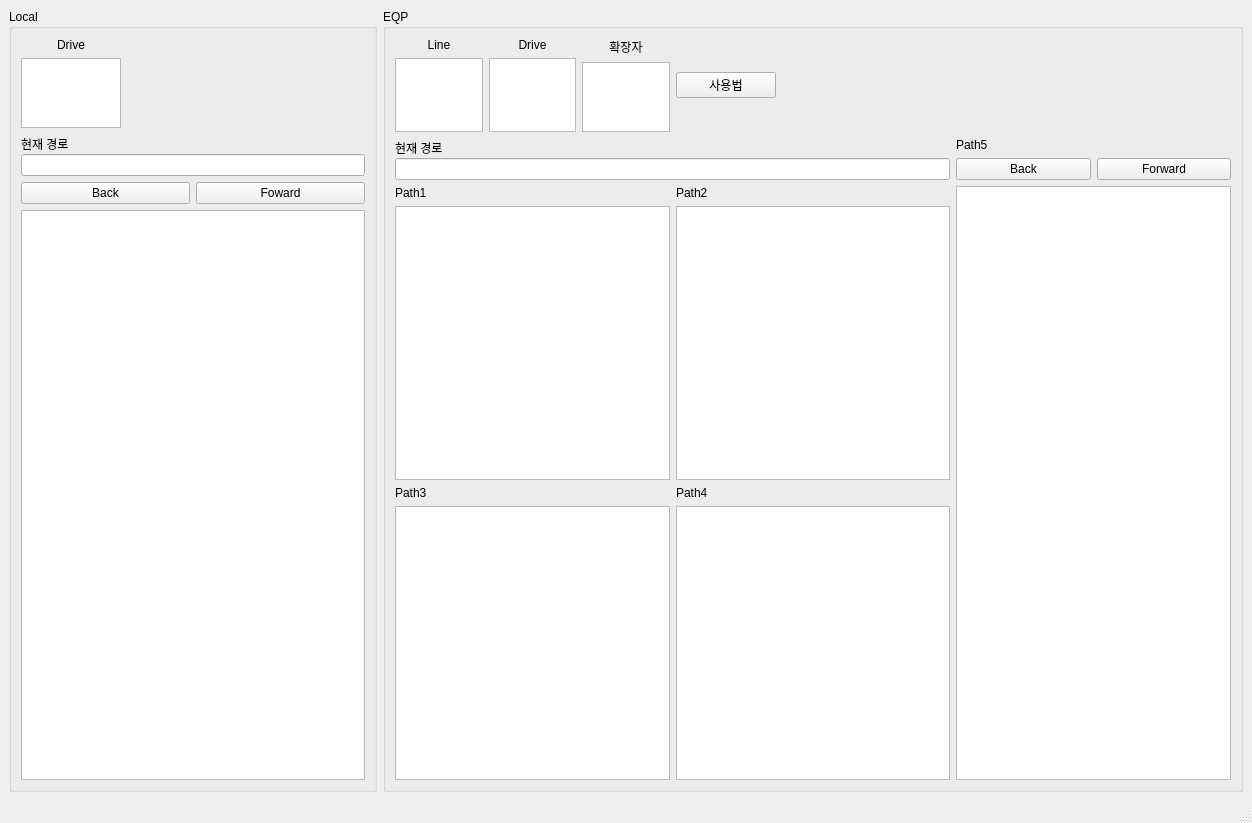
junlee11/Load_Spectrum, file Load_Main.ui: the form before one commit.
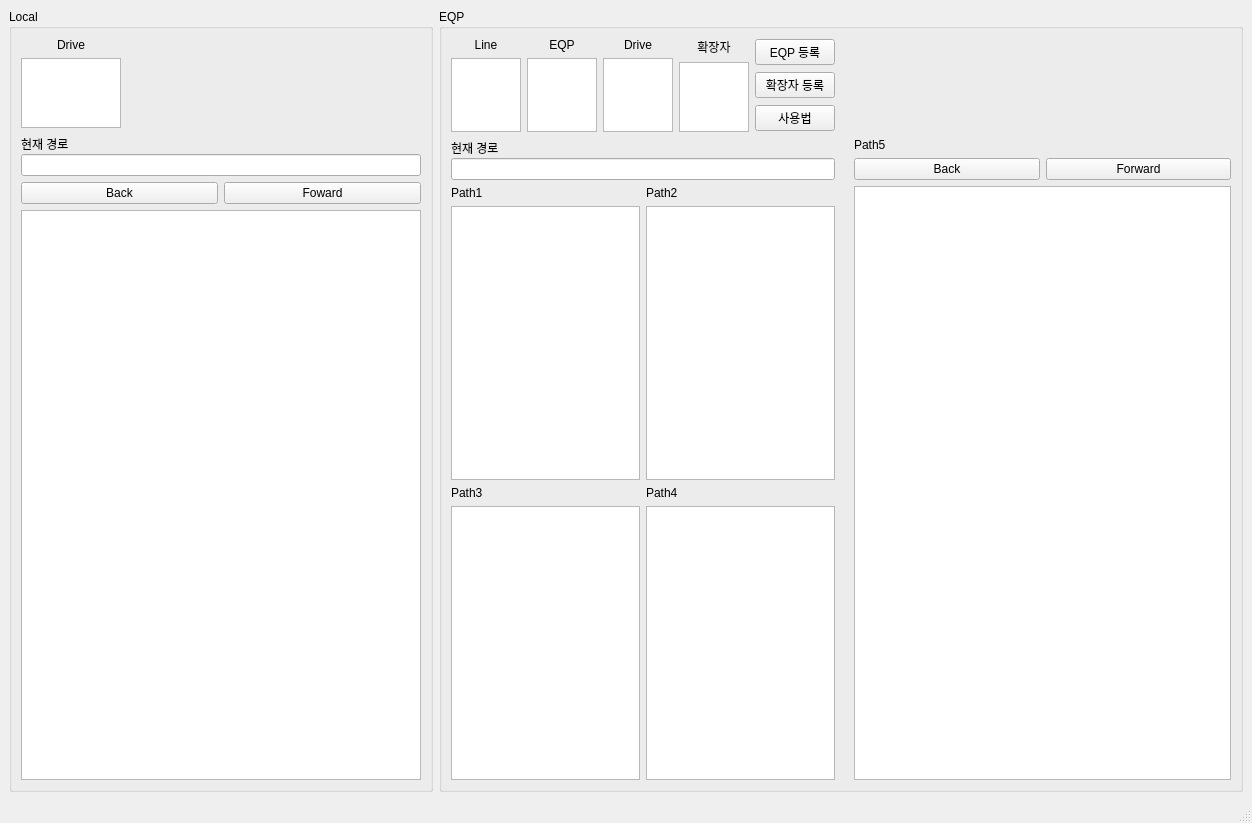
The form after the commit.

```diff
--- a/Load_Main.ui
+++ b/Load_Main.ui
@@ -14,7 +14,7 @@
    <string>EQP_Local</string>
   </property>
   <widget class="QWidget" name="centralwidget">
-   <layout class="QHBoxLayout" name="horizontalLayout_2" stretch="3,7">
+   <layout class="QHBoxLayout" name="horizontalLayout_2" stretch="3,0">
     <item>
      <widget class="QGroupBox" name="groupBox_2">
       <property name="title">
@@ -102,77 +102,25 @@
       <property name="title">
        <string>EQP </string>
       </property>
-      <layout class="QGridLayout" name="gridLayout" rowstretch="2,1,7,7" columnstretch="1,1,2,2">
-       <item row="2" column="0" colspan="2">
-        <layout class="QVBoxLayout" name="verticalLayout_5">
+      <layout class="QGridLayout" name="gridLayout" rowstretch="2,1,7,7" columnstretch="1,1,0,30">
+       <item row="1" column="0">
+        <layout class="QVBoxLayout" name="verticalLayout_4">
+         <property name="spacing">
+          <number>0</number>
+         </property>
          <item>
-          <widget class="QLabel" name="label_5">
+          <widget class="QLabel" name="label_10">
            <property name="text">
-            <string>Path1</string>
+            <string>현재 경로</string>
            </property>
           </widget>
          </item>
          <item>
-          <widget class="QListWidget" name="list_EQP_path1"/>
+          <widget class="QLineEdit" name="line_e_cur_path"/>
          </item>
         </layout>
        </item>
-       <item row="2" column="2">
-        <layout class="QVBoxLayout" name="verticalLayout_6">
-         <item>
-          <widget class="QLabel" name="label_6">
-           <property name="text">
-            <string>Path2</string>
-           </property>
-          </widget>
-         </item>
-         <item>
-          <widget class="QListWidget" name="list_EQP_path2"/>
-         </item>
-        </layout>
-       </item>
-       <item row="3" column="2">
-        <layout class="QVBoxLayout" name="verticalLayout_8">
-         <item>
-          <widget class="QLabel" name="label_8">
-           <property name="text">
-            <string>Path4</string>
-           </property>
-          </widget>
-         </item>
-         <item>
-          <widget class="QListWidget" name="list_EQP_path4"/>
-         </item>
-        </layout>
-       </item>
-       <item row="3" column="0" colspan="2">
-        <layout class="QVBoxLayout" name="verticalLayout_7">
-         <item>
-          <widget class="QLabel" name="label_7">
-           <property name="text">
-            <string>Path3</string>
-           </property>
-          </widget>
-         </item>
-         <item>
-          <widget class="QListWidget" name="list_EQP_path3"/>
-         </item>
-        </layout>
-       </item>
-       <item row="0" column="2">
-        <widget class="QPushButton" name="push_manual">
-         <property name="maximumSize">
-          <size>
-           <width>100</width>
-           <height>16777215</height>
-          </size>
-         </property>
-         <property name="text">
-          <string>사용법</string>
-         </property>
-        </widget>
-       </item>
-       <item row="0" column="0" colspan="2">
+       <item row="0" column="0">
         <layout class="QHBoxLayout" name="horizontalLayout">
          <item>
           <layout class="QVBoxLayout" name="verticalLayout">
@@ -193,7 +141,37 @@
             </widget>
            </item>
            <item>
-            <widget class="QListWidget" name="list_EQP_line">
+            <widget class="QListWidget" name="list_e_line">
+             <property name="maximumSize">
+              <size>
+               <width>100</width>
+               <height>80</height>
+              </size>
+             </property>
+            </widget>
+           </item>
+          </layout>
+         </item>
+         <item>
+          <layout class="QVBoxLayout" name="verticalLayout_12">
+           <item>
+            <widget class="QLabel" name="label_12">
+             <property name="maximumSize">
+              <size>
+               <width>100</width>
+               <height>20</height>
+              </size>
+             </property>
+             <property name="text">
+              <string>EQP</string>
+             </property>
+             <property name="alignment">
+              <set>Qt::AlignCenter</set>
+             </property>
+            </widget>
+           </item>
+           <item>
+            <widget class="QListWidget" name="list_e_eqp">
              <property name="maximumSize">
               <size>
                <width>100</width>
@@ -264,22 +242,131 @@
            </item>
           </layout>
          </item>
-        </layout>
-       </item>
-       <item row="1" column="0" colspan="3">
-        <layout class="QVBoxLayout" name="verticalLayout_4">
-         <property name="spacing">
-          <number>0</number>
-         </property>
          <item>
-          <widget class="QLabel" name="label_10">
-           <property name="text">
-            <string>현재 경로</string>
+          <layout class="QVBoxLayout" name="verticalLayout_13">
+           <property name="sizeConstraint">
+            <enum>QLayout::SetDefaultConstraint</enum>
            </property>
-          </widget>
+           <item>
+            <widget class="QPushButton" name="push_eqp_info">
+             <property name="maximumSize">
+              <size>
+               <width>100</width>
+               <height>16777215</height>
+              </size>
+             </property>
+             <property name="text">
+              <string>EQP 등록</string>
+             </property>
+            </widget>
+           </item>
+           <item>
+            <widget class="QPushButton" name="push_ext_info">
+             <property name="maximumSize">
+              <size>
+               <width>100</width>
+               <height>16777215</height>
+              </size>
+             </property>
+             <property name="text">
+              <string>확장자 등록</string>
+             </property>
+            </widget>
+           </item>
+           <item>
+            <widget class="QPushButton" name="push_manual">
+             <property name="maximumSize">
+              <size>
+               <width>100</width>
+               <height>16777215</height>
+              </size>
+             </property>
+             <property name="text">
+              <string>사용법</string>
+             </property>
+            </widget>
+           </item>
+          </layout>
          </item>
+        </layout>
+       </item>
+       <item row="3" column="0">
+        <layout class="QHBoxLayout" name="horizontalLayout_4">
          <item>
-          <widget class="QLineEdit" name="line_EQP_cur_path"/>
+          <layout class="QVBoxLayout" name="verticalLayout_7">
+           <item>
+            <widget class="QLabel" name="label_7">
+             <property name="text">
+              <string>Path3</string>
+             </property>
+            </widget>
+           </item>
+           <item>
+            <widget class="QListWidget" name="list_e_path3">
+             <property name="selectionMode">
+              <enum>QAbstractItemView::ExtendedSelection</enum>
+             </property>
+            </widget>
+           </item>
+          </layout>
+         </item>
+         <item>
+          <layout class="QVBoxLayout" name="verticalLayout_8">
+           <item>
+            <widget class="QLabel" name="label_8">
+             <property name="text">
+              <string>Path4</string>
+             </property>
+            </widget>
+           </item>
+           <item>
+            <widget class="QListWidget" name="list_e_path4">
+             <property name="selectionMode">
+              <enum>QAbstractItemView::ExtendedSelection</enum>
+             </property>
+            </widget>
+           </item>
+          </layout>
+         </item>
+        </layout>
+       </item>
+       <item row="2" column="0">
+        <layout class="QHBoxLayout" name="horizontalLayout_3">
+         <item>
+          <layout class="QVBoxLayout" name="verticalLayout_5">
+           <item>
+            <widget class="QLabel" name="label_5">
+             <property name="text">
+              <string>Path1</string>
+             </property>
+            </widget>
+           </item>
+           <item>
+            <widget class="QListWidget" name="list_e_path1">
+             <property name="selectionMode">
+              <enum>QAbstractItemView::ExtendedSelection</enum>
+             </property>
+            </widget>
+           </item>
+          </layout>
+         </item>
+         <item>
+          <layout class="QVBoxLayout" name="verticalLayout_6">
+           <item>
+            <widget class="QLabel" name="label_6">
+             <property name="text">
+              <string>Path2</string>
+             </property>
+            </widget>
+           </item>
+           <item>
+            <widget class="QListWidget" name="list_e_path2">
+             <property name="selectionMode">
+              <enum>QAbstractItemView::ExtendedSelection</enum>
+             </property>
+            </widget>
+           </item>
+          </layout>
          </item>
         </layout>
        </item>
@@ -311,7 +398,11 @@
           </layout>
          </item>
          <item>
-          <widget class="QListWidget" name="list_EQP_path5"/>
+          <widget class="QListWidget" name="list_e_path5">
+           <property name="selectionMode">
+            <enum>QAbstractItemView::ExtendedSelection</enum>
+           </property>
+          </widget>
          </item>
         </layout>
        </item>
```
Left out of the diff: 32 changed lines with no effect on the pictures.
